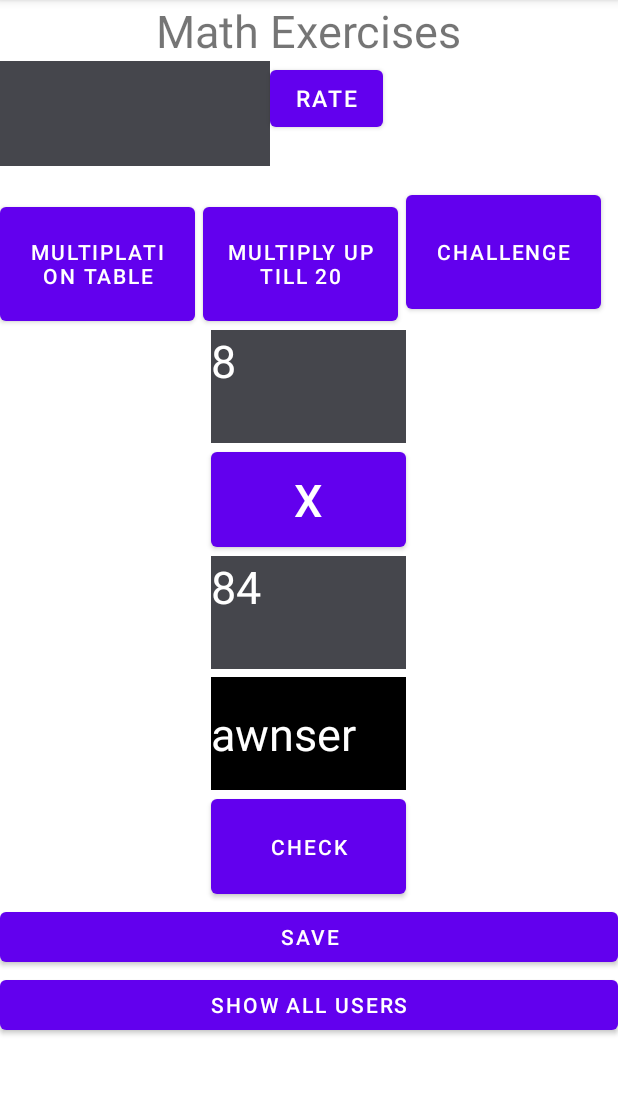
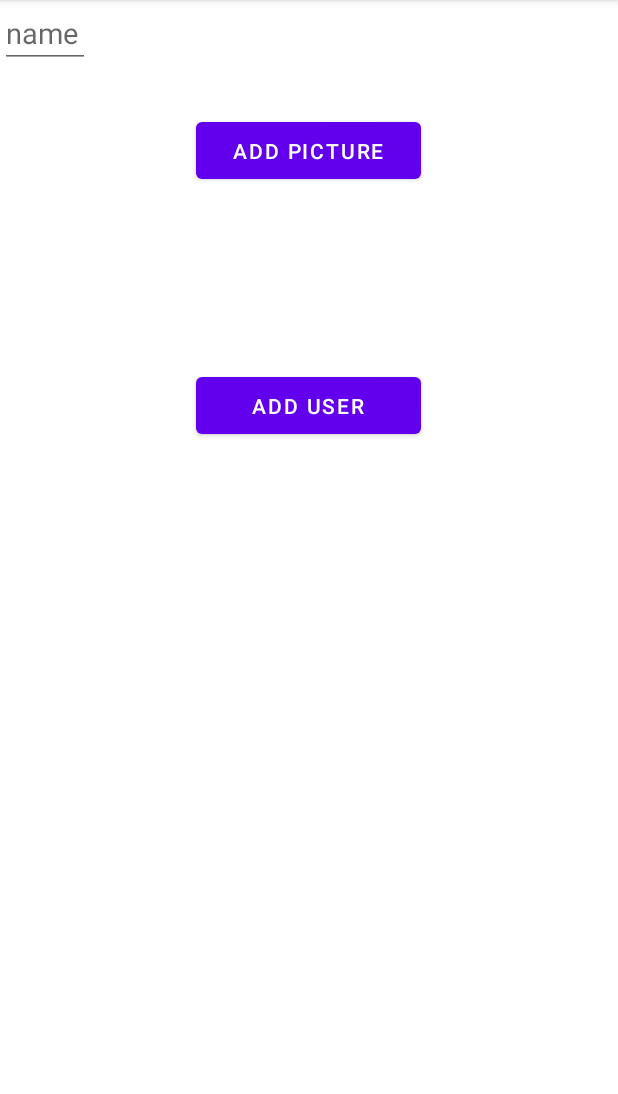
Before and after one commit to haghispin12/MathProjectAH, an Android app: the MainActivity screen opened directly, with no data from a screen before it, after a tap on "SAVE", on a phone screen of 412 x 824 dp, the part 84-1178 px from its top. Run offline under Robolectric (Android 15) with nearby library versions, the phone set to English and light mode, and no system bars; 1 statement that could not run was skipped; 3 other taps on this screen came first.

Commit message:
version3 fragment connected to main

```diff
--- /dev/null
+++ b/app/src/main/java/com/example/mathprojectah/FragmentUser.java
@@ -0,0 +1,71 @@
+package com.example.mathprojectah;
+
+import android.content.Intent;
+import android.content.SharedPreferences;
+import android.os.Bundle;
+
+import androidx.annotation.Nullable;
+import androidx.fragment.app.Fragment;
+import androidx.fragment.app.FragmentTransaction;
+
+import android.view.LayoutInflater;
+import android.view.View;
+import android.view.ViewGroup;
+import android.widget.Button;
+import android.widget.EditText;
+import android.widget.ImageView;
+import android.widget.TextView;
+
+import java.util.Map;
+import java.util.Set;
+
+
+public class FragmentUser extends Fragment {
+
+    EditText namev;
+    TextView scorev;
+    TextView ratev;
+    Button imageButt;
+    ImageView image;
+    Button addUser;
+
+    @Override
+    public void onCreate(Bundle savedInstanceState) {
+        super.onCreate(savedInstanceState);
+
+    }
+
+    @Override
+    public View onCreateView(LayoutInflater inflater, ViewGroup container,
+                             Bundle savedInstanceState) {
+        // Inflate the layout for this fragment
+        View view = inflater.inflate(R.layout.fragment_user, container, false);
+
+        namev=view.findViewById(R.id.namev);
+
+        scorev=view.findViewById(R.id.scorev);
+
+        ratev=view.findViewById(R.id.ratev);
+
+        imageButt=view.findViewById(R.id.imagebut);
+        imageButt.setOnClickListener(new View.OnClickListener() {
+            @Override
+            public void onClick(View v) {
+
+            }
+        });
+
+        image=view.findViewById(R.id.imagev);
+
+        addUser=view.findViewById(R.id.userBut);
+        addUser.setOnClickListener(new View.OnClickListener() {
+            @Override
+            public void onClick(View v) {
+
+
+            }
+        });
+
+        return view;
+    }
+}
--- a/app/src/main/java/com/example/mathprojectah/MainActivity.java
+++ b/app/src/main/java/com/example/mathprojectah/MainActivity.java
@@ -16,6 +16,7 @@ import android.widget.EditText;
 import android.widget.TextView;
 import android.widget.Toast;
 
+import androidx.fragment.app.FragmentTransaction;
 import androidx.lifecycle.MutableLiveData;
 import androidx.lifecycle.Observer;
 import androidx.lifecycle.ViewModel;
@@ -39,8 +40,7 @@ public class MainActivity extends AppCompatActivity {
     int vu;
     int vl;
 
-    SharedPreferences sharedPreferences = getSharedPreferences("MySharedPreferences",MODE_PRIVATE);
-    SharedPreferences.Editor editor = sharedPreferences.edit();
+
 
 
     ActivityResultLauncher<Intent> activityResultLauncher = registerForActivityResult(
@@ -50,6 +50,7 @@ public class MainActivity extends AppCompatActivity {
                 public void onActivityResult(ActivityResult result) {
                     int myrate=result.getData().getIntExtra("rate",-1);
                     showToast("Thank you for rating us "+myrate);
+                    vm.setRate(myrate);
                 }
             });
 
@@ -59,16 +60,18 @@ public class MainActivity extends AppCompatActivity {
         super.onCreate(savedInstanceState);
         setContentView(R.layout.activity_main);
 
+        SharedPreferences sharedPreferences = getSharedPreferences("MySharedPreferences",MODE_PRIVATE);
+        SharedPreferences.Editor editor = sharedPreferences.edit();
+
         Intent intent = getIntent();
         String name = intent.getStringExtra("name");
-        editor.putString("name", name);
 
         Toast.makeText(getApplicationContext(),name,Toast.LENGTH_SHORT);
 
         vm = new ViewModelProvider(this).get(ModelView.class);
 
         vm.vSetName(name);
-        showToast("Welcome "+vm.getName());
+        showToast("Welcome "+name);
         vm.vu.observe(this, new Observer<Integer>() {
             @Override
             public void onChanged(Integer vu) {
@@ -91,6 +94,8 @@ public class MainActivity extends AppCompatActivity {
             public void onClick(View v) {
                 Intent intent1 = new Intent(MainActivity.this,RateActivity.class);
                     activityResultLauncher.launch(intent1);
+                editor.putInt("rate", vm.getRate());
+                editor.apply();
             }
         });{
 
@@ -147,7 +152,9 @@ public class MainActivity extends AppCompatActivity {
         save.setOnClickListener(new View.OnClickListener() {
             @Override
             public void onClick(View view) {
-
+                FragmentTransaction trans = getSupportFragmentManager().beginTransaction();
+                trans.add(R.id.frameLayout, new FragmentUser());
+                trans.commit();
             }
         });
 
--- a/app/src/main/java/com/example/mathprojectah/ModelView.java
+++ b/app/src/main/java/com/example/mathprojectah/ModelView.java
@@ -71,4 +71,7 @@ public class ModelView extends ViewModel{
     public void vSetName(String name){
         us.setName(name);
     }
+    public void setRate(int rate){us.setRate(rate);}
+    public int getRate(){return us.getRate();}
+
 }
--- a/app/src/main/java/com/example/mathprojectah/User.java
+++ b/app/src/main/java/com/example/mathprojectah/User.java
@@ -1,13 +1,19 @@
 package com.example.mathprojectah;
+
+import android.content.SharedPreferences;
 
 public class User {
     private String name;
     private int score =0;
-
+    private int rating=0;
 
     public void addScore(int num){
         score+=num;
     }
+
+    public void setRate(int rate){rating=rate;}
+
+    public int getRate(){return rating;}
 
     public int getScore(){
         return score;
--- a/app/src/main/res/layout/activity_login.xml
+++ b/app/src/main/res/layout/activity_login.xml
@@ -1,5 +1,5 @@
 <?xml version="1.0" encoding="utf-8"?>
-<androidx.constraintlayout.widget.ConstraintLayout xmlns:android="http://schemas.android.com/apk/res/android"
+<FrameLayout xmlns:android="http://schemas.android.com/apk/res/android"
     xmlns:app="http://schemas.android.com/apk/res-auto"
     xmlns:tools="http://schemas.android.com/tools"
     android:layout_width="match_parent"
@@ -40,4 +40,4 @@
 
     </LinearLayout>
 
-</androidx.constraintlayout.widget.ConstraintLayout>
+</FrameLayout>
--- a/app/src/main/res/layout/activity_main.xml
+++ b/app/src/main/res/layout/activity_main.xml
@@ -1,9 +1,15 @@
 <?xml version="1.0" encoding="utf-8"?>
 
-
-<LinearLayout xmlns:android="http://schemas.android.com/apk/res/android"
+<FrameLayout xmlns:android="http://schemas.android.com/apk/res/android"
     xmlns:app="http://schemas.android.com/apk/res-auto"
     xmlns:tools="http://schemas.android.com/tools"
+    android:id="@+id/frameLayout"
+    android:layout_width="match_parent"
+    android:layout_height="match_parent"
+    tools:context=".MainActivity">
+
+<LinearLayout
+
     android:layout_width="match_parent"
     android:layout_height="match_parent"
     tools:context=".MainActivity"
@@ -140,3 +146,5 @@
     </LinearLayout>
 
 </LinearLayout>
+
+</FrameLayout>
--- /dev/null
+++ b/app/src/main/res/layout/fragment_user.xml
@@ -0,0 +1,65 @@
+<?xml version="1.0" encoding="utf-8"?>
+
+<FrameLayout
+    xmlns:android="http://schemas.android.com/apk/res/android"
+    xmlns:app="http://schemas.android.com/apk/res-auto"
+    xmlns:tools="http://schemas.android.com/tools"
+    android:id="@+id/frameLayout"
+    android:background="@android:color/background_light"
+    android:layout_width="match_parent"
+    android:layout_height="match_parent">
+
+    <LinearLayout
+        android:layout_width="match_parent"
+        android:layout_height="match_parent"
+        android:orientation="vertical"
+        android:gravity="center_horizontal">
+
+        <LinearLayout
+            android:layout_width="match_parent"
+            android:layout_height="75dp"
+            android:orientation="horizontal">
+
+            <EditText
+                android:id="@+id/namev"
+                android:layout_width="60dp"
+                android:layout_height="40dp"
+                android:layout_gravity="bottom"
+                android:hint="name"
+                android:textSize="19dp"></EditText>
+
+            <TextView
+                android:id="@+id/scorev"
+                android:layout_width="60dp"
+                android:layout_height="60dp"
+                android:layout_gravity="bottom"
+                android:textSize="19dp"></TextView>
+
+            <TextView
+                android:layout_width="60dp"
+                android:layout_height="60dp"
+                android:layout_gravity="bottom"
+                android:id="@+id/ratev"
+                android:textSize="19dp"></TextView>
+        </LinearLayout>
+
+        <Button
+            android:layout_width="150dp"
+            android:layout_height="50dp"
+            android:text="ADD PICTURE"
+            android:id="@+id/imagebut"></Button>
+
+        <ImageView
+            android:id="@+id/imagev"
+            android:layout_width="90dp"
+            android:layout_height="120dp"
+            android:layout_gravity="center"></ImageView>
+
+        <Button
+            android:layout_width="150dp"
+            android:layout_height="50dp"
+            android:text="ADD USER"
+            android:id="@+id/userBut"></Button>
+
+    </LinearLayout>
+</FrameLayout>
--- a/app/src/main/res/values/strings.xml
+++ b/app/src/main/res/values/strings.xml
@@ -17,4 +17,6 @@
     <!-- Error messages -->
     <string name="error_fragment_message">An error occurred</string>
     <string name="dismiss_error">Dismiss</string>
+    <!-- TODO: Remove or change this placeholder text -->
+    <string name="hello_blank_fragment">Hello blank fragment</string>
 </resources>
--- /dev/null
+++ b/build.gradle
@@ -0,0 +1,5 @@
+// Top-level build file where you can add configuration options common to all sub-projects/modules.
+plugins {
+    id 'com.android.application' version '7.3.1' apply false
+    id 'com.android.library' version '7.3.1' apply false
+}
--- /dev/null
+++ b/gradle.properties
@@ -0,0 +1,21 @@
+# Project-wide Gradle settings.
+# IDE (e.g. Android Studio) users:
+# Gradle settings configured through the IDE *will override*
+# any settings specified in this file.
+# For more details on how to configure your build environment visit
+# http://www.gradle.org/docs/current/userguide/build_environment.html
+# Specifies the JVM arguments used for the daemon process.
+# The setting is particularly useful for tweaking memory settings.
+org.gradle.jvmargs=-Xmx2048m -Dfile.encoding=UTF-8
+# When configured, Gradle will run in incubating parallel mode.
+# This option should only be used with decoupled projects. More details, visit
+# http://www.gradle.org/docs/current/userguide/multi_project_builds.html#sec:decoupled_projects
+# org.gradle.parallel=true
+# AndroidX package structure to make it clearer which packages are bundled with the
+# Android operating system, and which are packaged with your app's APK
+# https://developer.android.com/topic/libraries/support-library/androidx-rn
+android.useAndroidX=true
+# Enables namespacing of each library's R class so that its R class includes only the
+# resources declared in the library itself and none from the library's dependencies,
+# thereby reducing the size of the R class for that library
+android.nonTransitiveRClass=true
--- /dev/null
+++ b/settings.gradle
@@ -0,0 +1,16 @@
+pluginManagement {
+    repositories {
+        gradlePluginPortal()
+        google()
+        mavenCentral()
+    }
+}
+dependencyResolutionManagement {
+    repositoriesMode.set(RepositoriesMode.FAIL_ON_PROJECT_REPOS)
+    repositories {
+        google()
+        mavenCentral()
+    }
+}
+rootProject.name = "MathProjectAH"
+include ':app'
```
Also changed, not shown: gradle/wrapper/gradle-wrapper.properties (added), 4 other files.
